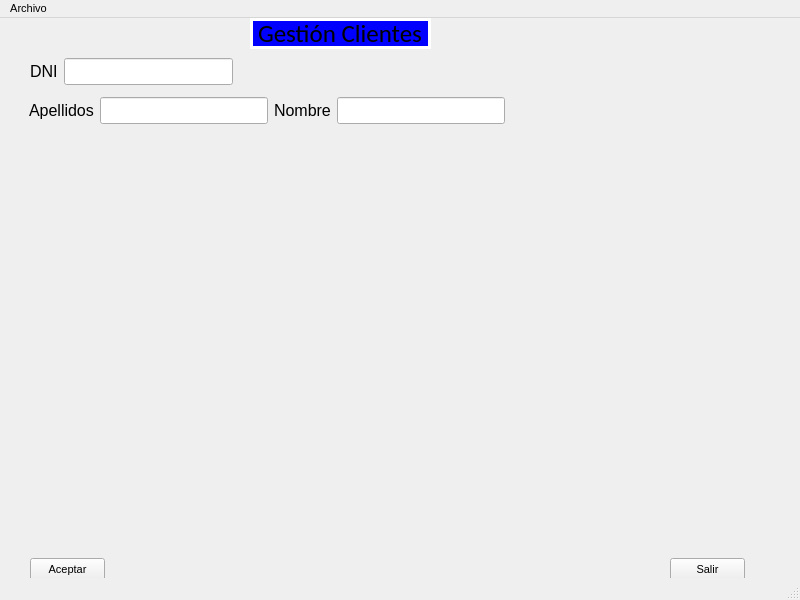
Qt form window.ui (adrianv2001/vidalperez) before a commit.
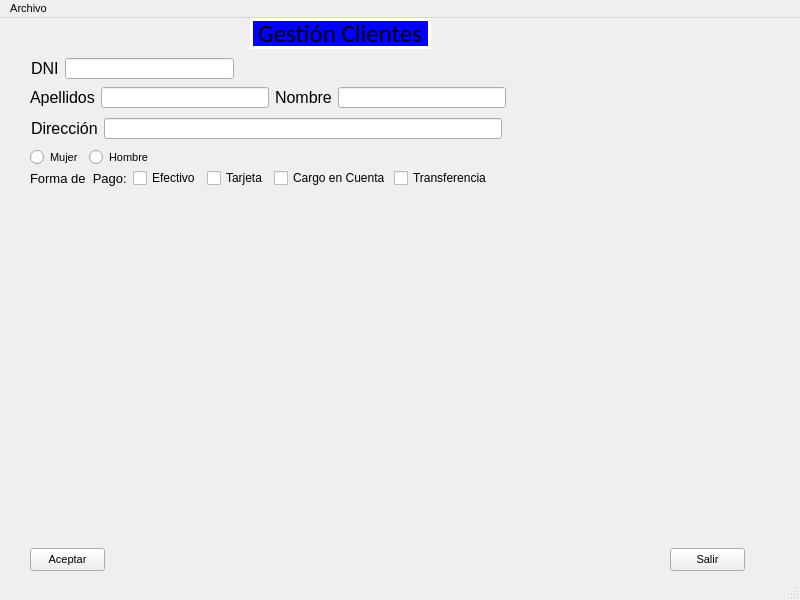
The same form after that commit.

What changed in the file:
```diff
--- a/window.ui
+++ b/window.ui
@@ -79,7 +79,7 @@
     <property name="geometry">
      <rect>
       <x>30</x>
-      <y>540</y>
+      <y>530</y>
       <width>75</width>
       <height>23</height>
      </rect>
@@ -92,7 +92,7 @@
     <property name="geometry">
      <rect>
       <x>670</x>
-      <y>540</y>
+      <y>530</y>
       <width>75</width>
       <height>23</height>
      </rect>
@@ -107,16 +107,55 @@
      <string>Salir</string>
     </property>
    </widget>
-   <widget class="QWidget" name="">
+   <widget class="QWidget" name="layoutWidget">
     <property name="geometry">
      <rect>
-      <x>29</x>
-      <y>79</y>
+      <x>31</x>
+      <y>40</y>
+      <width>203</width>
+      <height>21</height>
+     </rect>
+    </property>
+    <layout class="QHBoxLayout" name="DNI">
+     <property name="sizeConstraint">
+      <enum>QLayout::SetNoConstraint</enum>
+     </property>
+     <item>
+      <widget class="QLabel" name="lblDNI">
+       <property name="font">
+        <font>
+         <pointsize>12</pointsize>
+        </font>
+       </property>
+       <property name="text">
+        <string>DNI</string>
+       </property>
+      </widget>
+     </item>
+     <item>
+      <widget class="QLineEdit" name="txtDni">
+       <property name="font">
+        <font>
+         <pointsize>12</pointsize>
+        </font>
+       </property>
+      </widget>
+     </item>
+    </layout>
+   </widget>
+   <widget class="QWidget" name="layoutWidget">
+    <property name="geometry">
+     <rect>
+      <x>30</x>
+      <y>69</y>
       <width>476</width>
-      <height>27</height>
+      <height>21</height>
      </rect>
     </property>
-    <layout class="QHBoxLayout" name="horizontalLayout_2">
+    <layout class="QHBoxLayout" name="NombreApellidos">
+     <property name="sizeConstraint">
+      <enum>QLayout::SetNoConstraint</enum>
+     </property>
      <item>
       <widget class="QLabel" name="lblApel">
        <property name="font">
@@ -161,30 +200,33 @@
      </item>
     </layout>
    </widget>
-   <widget class="QWidget" name="">
+   <widget class="QWidget" name="layoutWidget">
     <property name="geometry">
      <rect>
-      <x>30</x>
-      <y>40</y>
-      <width>203</width>
-      <height>27</height>
+      <x>31</x>
+      <y>100</y>
+      <width>471</width>
+      <height>21</height>
      </rect>
     </property>
-    <layout class="QHBoxLayout" name="horizontalLayout">
+    <layout class="QHBoxLayout" name="Direccion">
+     <property name="sizeConstraint">
+      <enum>QLayout::SetNoConstraint</enum>
+     </property>
      <item>
-      <widget class="QLabel" name="lblDNI">
+      <widget class="QLabel" name="lblDir">
        <property name="font">
         <font>
          <pointsize>12</pointsize>
         </font>
        </property>
        <property name="text">
-        <string>DNI</string>
+        <string>Dirección</string>
        </property>
       </widget>
      </item>
      <item>
-      <widget class="QLineEdit" name="txtDni">
+      <widget class="QLineEdit" name="txtDir">
        <property name="font">
         <font>
          <pointsize>12</pointsize>
@@ -194,6 +236,161 @@
      </item>
     </layout>
    </widget>
+   <widget class="QWidget" name="">
+    <property name="geometry">
+     <rect>
+      <x>30</x>
+      <y>130</y>
+      <width>118</width>
+      <height>19</height>
+     </rect>
+    </property>
+    <layout class="QHBoxLayout" name="Sexo">
+     <property name="sizeConstraint">
+      <enum>QLayout::SetNoConstraint</enum>
+     </property>
+     <item>
+      <widget class="QRadioButton" name="rbtFem">
+       <property name="text">
+        <string>Mujer</string>
+       </property>
+       <attribute name="buttonGroup">
+        <string notr="true">rbtGroupSex</string>
+       </attribute>
+      </widget>
+     </item>
+     <item>
+      <widget class="QRadioButton" name="rbtHom">
+       <property name="text">
+        <string>Hombre</string>
+       </property>
+       <property name="checked">
+        <bool>false</bool>
+       </property>
+       <property name="autoRepeat">
+        <bool>false</bool>
+       </property>
+       <attribute name="buttonGroup">
+        <string notr="true">rbtGroupSex</string>
+       </attribute>
+      </widget>
+     </item>
+    </layout>
+   </widget>
+   <widget class="QWidget" name="">
+    <property name="geometry">
+     <rect>
+      <x>30</x>
+      <y>150</y>
+      <width>462</width>
+      <height>20</height>
+     </rect>
+    </property>
+    <layout class="QHBoxLayout" name="Pago">
+     <item>
+      <widget class="QLabel" name="lblFormaPago">
+       <property name="sizePolicy">
+        <sizepolicy hsizetype="Expanding" vsizetype="Preferred">
+         <horstretch>0</horstretch>
+         <verstretch>0</verstretch>
+        </sizepolicy>
+       </property>
+       <property name="font">
+        <font>
+         <pointsize>10</pointsize>
+        </font>
+       </property>
+       <property name="text">
+        <string>Forma de  Pago:</string>
+       </property>
+      </widget>
+     </item>
+     <item>
+      <widget class="QCheckBox" name="chkEfectivo">
+       <property name="sizePolicy">
+        <sizepolicy hsizetype="Expanding" vsizetype="Fixed">
+         <horstretch>0</horstretch>
+         <verstretch>0</verstretch>
+        </sizepolicy>
+       </property>
+       <property name="font">
+        <font>
+         <pointsize>9</pointsize>
+        </font>
+       </property>
+       <property name="text">
+        <string>Efectivo</string>
+       </property>
+       <attribute name="buttonGroup">
+        <string notr="true">chkGroupPago</string>
+       </attribute>
+      </widget>
+     </item>
+     <item>
+      <widget class="QCheckBox" name="chkTarjeta">
+       <property name="sizePolicy">
+        <sizepolicy hsizetype="Expanding" vsizetype="Fixed">
+         <horstretch>0</horstretch>
+         <verstretch>0</verstretch>
+        </sizepolicy>
+       </property>
+       <property name="font">
+        <font>
+         <pointsize>9</pointsize>
+        </font>
+       </property>
+       <property name="text">
+        <string>Tarjeta</string>
+       </property>
+       <attribute name="buttonGroup">
+        <string notr="true">chkGroupPago</string>
+       </attribute>
+      </widget>
+     </item>
+     <item>
+      <widget class="QCheckBox" name="chkCargoCuenta">
+       <property name="sizePolicy">
+        <sizepolicy hsizetype="Expanding" vsizetype="Fixed">
+         <horstretch>0</horstretch>
+         <verstretch>0</verstretch>
+        </sizepolicy>
+       </property>
+       <property name="font">
+        <font>
+         <pointsize>9</pointsize>
+        </font>
+       </property>
+       <property name="text">
+        <string>Cargo en Cuenta</string>
+       </property>
+       <attribute name="buttonGroup">
+        <string notr="true">chkGroupPago</string>
+       </attribute>
+      </widget>
+     </item>
+     <item>
+      <widget class="QCheckBox" name="chkTransfer">
+       <property name="sizePolicy">
+        <sizepolicy hsizetype="Expanding" vsizetype="Expanding">
+         <horstretch>0</horstretch>
+         <verstretch>0</verstretch>
+        </sizepolicy>
+       </property>
+       <property name="font">
+        <font>
+         <pointsize>9</pointsize>
+        </font>
+       </property>
+       <property name="text">
+        <string>Transferencia</string>
+       </property>
+       <attribute name="buttonGroup">
+        <string notr="true">chkGroupPago</string>
+       </attribute>
+      </widget>
+     </item>
+    </layout>
+   </widget>
   </widget>
   <widget class="QMenuBar" name="menubar">
    <property name="geometry">
```
Left out of the diff: 10 changed lines with no effect on the pictures.
